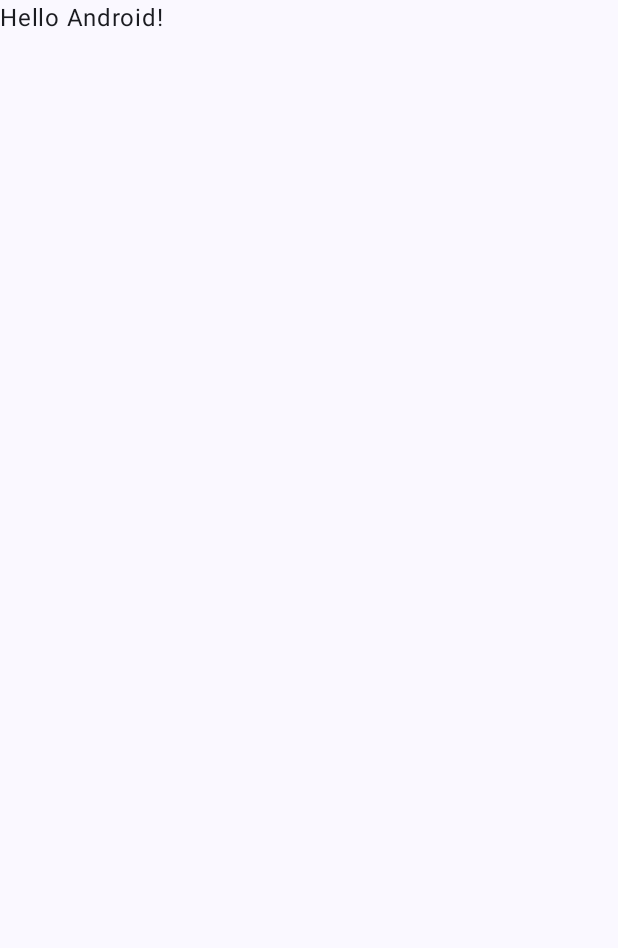
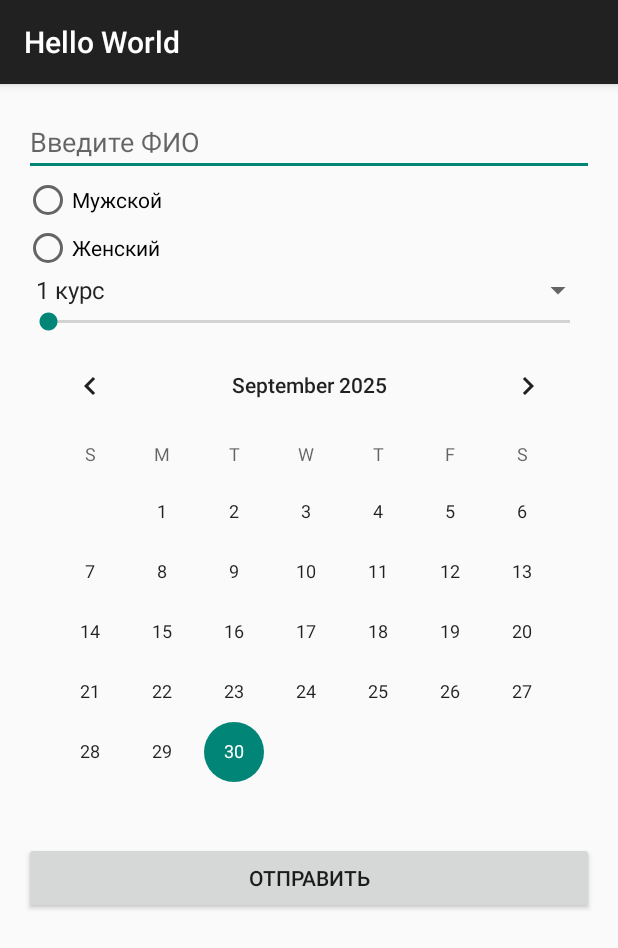
Before and after one commit to Hakiiiiii/PMY, an Android app built with Jetpack Compose: the screen it shows after launch (MainActivity), on a phone screen of 412 x 824 dp. Before the commit the part shown is almost empty. Shown: the top 948 px of the screen. Run offline under Robolectric (Android 15) with nearby library versions, the phone set to English and light mode, and no system bars.

Commit message:
Added zodiac signs and registration form

```diff
--- a/app/build.gradle.kts
+++ b/app/build.gradle.kts
@@ -56,4 +56,5 @@ dependencies {
     androidTestImplementation(libs.androidx.compose.ui.test.junit4)
     debugImplementation(libs.androidx.compose.ui.tooling)
     debugImplementation(libs.androidx.compose.ui.test.manifest)
+    implementation("androidx.appcompat:appcompat:1.6.1")
 }
--- a/app/src/main/java/com/example/helloworld/MainActivity.kt
+++ b/app/src/main/java/com/example/helloworld/MainActivity.kt
@@ -1,47 +1,101 @@
 package com.example.helloworld
 
 import android.os.Bundle
-import androidx.activity.ComponentActivity
-import androidx.activity.compose.setContent
-import androidx.activity.enableEdgeToEdge
-import androidx.compose.foundation.layout.fillMaxSize
-import androidx.compose.foundation.layout.padding
-import androidx.compose.material3.Scaffold
-import androidx.compose.material3.Text
-import androidx.compose.runtime.Composable
-import androidx.compose.ui.Modifier
-import androidx.compose.ui.tooling.preview.Preview
-import com.example.helloworld.ui.theme.HelloWorldTheme
+import android.view.View
+import android.widget.*
+import androidx.appcompat.app.AppCompatActivity
+import java.util.*
 
-class MainActivity : ComponentActivity() {
+class MainActivity : AppCompatActivity() {
+    private var selectedDateMillis: Long = 0
+
     override fun onCreate(savedInstanceState: Bundle?) {
         super.onCreate(savedInstanceState)
-        enableEdgeToEdge()
-        setContent {
-            HelloWorldTheme {
-                Scaffold(modifier = Modifier.fillMaxSize()) { innerPadding ->
-                    Greeting(
-                        name = "Android",
-                        modifier = Modifier.padding(innerPadding)
-                    )
-                }
-            }
+        setContentView(R.layout.activity_main)
+
+        // Находим все элементы интерфейса
+        val etFullName = findViewById<EditText>(R.id.etFullName)
+        val rgGender = findViewById<RadioGroup>(R.id.rgGender)
+        val spCourse = findViewById<Spinner>(R.id.spCourse)
+        val sbDifficulty = findViewById<SeekBar>(R.id.sbDifficulty)
+        val cvBirthDate = findViewById<CalendarView>(R.id.cvBirthDate)
+        val ivZodiac = findViewById<ImageView>(R.id.ivZodiac)
+        val btnSubmit = findViewById<Button>(R.id.btnSubmit)
+        val tvOutput = findViewById<TextView>(R.id.tvOutput)
+
+        // Настраиваем Spinner для курсов
+        val courses = arrayOf("1 курс", "2 курс", "3 курс", "4 курс")
+        val adapter = ArrayAdapter(this, android.R.layout.simple_spinner_item, courses)
+        adapter.setDropDownViewResource(android.R.layout.simple_spinner_dropdown_item)
+        spCourse.adapter = adapter
+
+        // Слушатель для CalendarView
+        cvBirthDate.setOnDateChangeListener { _, year, month, dayOfMonth ->
+            val calendar = Calendar.getInstance()
+            calendar.set(year, month, dayOfMonth)
+            selectedDateMillis = calendar.timeInMillis
+        }
+
+        // Обработчик кнопки
+        btnSubmit.setOnClickListener {
+            val fullName = etFullName.text.toString()
+            val genderId = rgGender.checkedRadioButtonId
+            val gender = if (genderId == R.id.rbMale) "Мужской" else "Женский"
+            val course = spCourse.selectedItem.toString()
+            val difficulty = sbDifficulty.progress
+            val birthDate = selectedDateMillis // Используем сохранённую дату
+
+            // Преобразуем дату
+            val calendar = Calendar.getInstance()
+            calendar.timeInMillis = birthDate
+            val day = calendar.get(Calendar.DAY_OF_MONTH)
+            val month = calendar.get(Calendar.MONTH) + 1
+
+            val zodiac = getZodiacSign(day, month)
+
+            // Подробный отладочный вывод
+            val sdf = java.text.SimpleDateFormat("dd/MM/yyyy", Locale.getDefault())
+            val formattedDate = sdf.format(calendar.time)
+            tvOutput.text = "Выбрана дата: $formattedDate\nДень: $day, Месяц: $month\nЗодиак: $zodiac\nФИО: $fullName\nПол: $gender\nКурс: $course\nСложность: $difficulty"
+            ivZodiac.setImageResource(getZodiacImage(zodiac))
+            ivZodiac.visibility = View.VISIBLE
+        }
+    }
+
+    // Функция для определения знака зодиака
+    private fun getZodiacSign(day: Int, month: Int): String {
+        return when {
+            (month == 3 && day >= 21) || (month == 4 && day <= 19) -> "Овен"
+            (month == 4 && day >= 20) || (month == 5 && day <= 20) -> "Телец"
+            (month == 5 && day >= 21) || (month == 6 && day <= 20) -> "Близнецы"
+            (month == 6 && day >= 21) || (month == 7 && day <= 22) -> "Рак"
+            (month == 7 && day >= 23) || (month == 8 && day <= 22) -> "Лев"
+            (month == 8 && day >= 23) || (month == 9 && day <= 22) -> "Дева"
+            (month == 9 && day >= 23) || (month == 10 && day <= 22) -> "Весы"
+            (month == 10 && day >= 23) || (month == 11 && day <= 21) -> "Скорпион"
+            (month == 11 && day >= 22) || (month == 12 && day <= 21) -> "Стрелец"
+            (month == 12 && day >= 22) || (month == 1 && day <= 19) -> "Козовод"
+            (month == 1 && day >= 20) || (month == 2 && day <= 18) -> "Водолей"
+            else -> "Рыбы"
+        }
+    }
+
+    // Функция для получения изображения знака зодиака
+    private fun getZodiacImage(zodiac: String): Int {
+        return when (zodiac) {
+            "Овен" -> R.drawable.zodiac_aries
+            "Телец" -> R.drawable.zodiac_telesc
+            "Близнецы" -> R.drawable.zodiac_bliznecy
+            "Рак" -> R.drawable.zodiac_rak
+            "Лев" -> R.drawable.zodiac_lev
+            "Дева" -> R.drawable.zodiac_deva
+            "Весы" -> R.drawable.zodiac_vesy
+            "Скорпион" -> R.drawable.zodiac_skorpion
+            "Стрелец" -> R.drawable.zodiac_strelec
+            "Козовод" -> R.drawable.zodiac_kozerog2
+            "Водолей" -> R.drawable.zodiac_vodoley
+            "Рыбы" -> R.drawable.zodiac_ryby
+            else -> android.R.color.transparent
         }
     }
 }
-
-@Composable
-fun Greeting(name: String, modifier: Modifier = Modifier) {
-    Text(
-        text = "Hello $name!",
-        modifier = modifier
-    )
-}
-
-@Preview(showBackground = true)
-@Composable
-fun GreetingPreview() {
-    HelloWorldTheme {
-        Greeting("Android")
-    }
-}
--- /dev/null
+++ b/app/src/main/res/layout/activity_main.xml
@@ -0,0 +1,75 @@
+<?xml version="1.0" encoding="utf-8"?>
+<LinearLayout xmlns:android="http://schemas.android.com/apk/res/android"
+    android:layout_width="match_parent"
+    android:layout_height="match_parent"
+    android:orientation="vertical"
+    android:padding="16dp">
+
+    <!-- ФИО -->
+    <EditText
+        android:id="@+id/etFullName"
+        android:layout_width="match_parent"
+        android:layout_height="wrap_content"
+        android:hint="@string/hint_full_name"
+        android:inputType="textPersonName"
+        android:autofillHints="name" />
+
+    <!-- Пол -->
+    <RadioGroup
+        android:id="@+id/rgGender"
+        android:layout_width="match_parent"
+        android:layout_height="wrap_content"
+        android:orientation="vertical">
+        <RadioButton
+            android:id="@+id/rbMale"
+            android:layout_width="wrap_content"
+            android:layout_height="wrap_content"
+            android:text="@string/male" />
+        <RadioButton
+            android:id="@+id/rbFemale"
+            android:layout_width="wrap_content"
+            android:layout_height="wrap_content"
+            android:text="@string/female" />
+    </RadioGroup>
+
+    <!-- Курс (Spinner) -->
+    <Spinner
+        android:id="@+id/spCourse"
+        android:layout_width="match_parent"
+        android:layout_height="wrap_content" />
+
+    <!-- Уровень сложности (SeekBar) -->
+    <SeekBar
+        android:id="@+id/sbDifficulty"
+        android:layout_width="match_parent"
+        android:layout_height="wrap_content"
+        android:max="10" />
+
+    <!-- Дата рождения (CalendarView) -->
+    <CalendarView
+        android:id="@+id/cvBirthDate"
+        android:layout_width="match_parent"
+        android:layout_height="wrap_content" />
+
+    <!-- Знак зодиака (ImageView) -->
+    <ImageView
+        android:id="@+id/ivZodiac"
+        android:layout_width="100dp"
+        android:layout_height="100dp"
+        android:visibility="gone"
+        android:contentDescription="@string/zodiac_description" />
+
+    <!-- Кнопка -->
+    <Button
+        android:id="@+id/btnSubmit"
+        android:layout_width="match_parent"
+        android:layout_height="wrap_content"
+        android:text="@string/submit" />
+
+    <!-- Вывод текста -->
+    <TextView
+        android:id="@+id/tvOutput"
+        android:layout_width="match_parent"
+        android:layout_height="wrap_content" />
+
+</LinearLayout>
--- a/app/src/main/res/values/strings.xml
+++ b/app/src/main/res/values/strings.xml
@@ -1,3 +1,9 @@
+<?xml version="1.0" encoding="utf-8"?>
 <resources>
+    <string name="hint_full_name">Введите ФИО</string>
+    <string name="male">Мужской</string>
+    <string name="female">Женский</string>
+    <string name="submit">Отправить</string>
     <string name="app_name">Hello World</string>
+    <string name="zodiac_description">Изображение знака зодиака</string>
 </resources>
--- /dev/null
+++ b/app/src/main/res/values/styles.xml
@@ -0,0 +1,7 @@
+<?xml version="1.0" encoding="utf-8"?>
+<resources>
+    <!-- Базовая тема приложения -->
+    <style name="Theme.HelloWorld" parent="Theme.AppCompat.Light.DarkActionBar">
+        <!-- Можно кастомизировать цвета или другие атрибуты -->
+    </style>
+</resources>
--- a/app/src/main/res/values/themes.xml
+++ /dev/null
@@ -1,5 +0,0 @@
-<?xml version="1.0" encoding="utf-8"?>
-<resources>
-
-    <style name="Theme.HelloWorld" parent="android:Theme.Material.Light.NoActionBar" />
-</resources>
```
Also changed, not shown: app/src/main/AndroidManifest.xml (+2 -6 lines), app/src/main/res/drawable/zodiac_aries.png (added), app/src/main/res/drawable/zodiac_bliznecy.png (added), app/src/main/res/drawable/zodiac_deva.png (added), app/src/main/res/drawable/zodiac_kozerog.png (added), app/src/main/res/drawable/zodiac_kozerog2.png (added), app/src/main/res/drawable/zodiac_lev.png (added), app/src/main/res/drawable/zodiac_rak.png (added), app/src/main/res/drawable/zodiac_ryby.png (added), app/src/main/res/drawable/zodiac_skorpion.png (added), app/src/main/res/drawable/zodiac_strelec.png (added), app/src/main/res/drawable/zodiac_telesc.png (added), app/src/main/res/drawable/zodiac_vesy.png (added), app/src/main/res/drawable/zodiac_vodoley.png (added).
